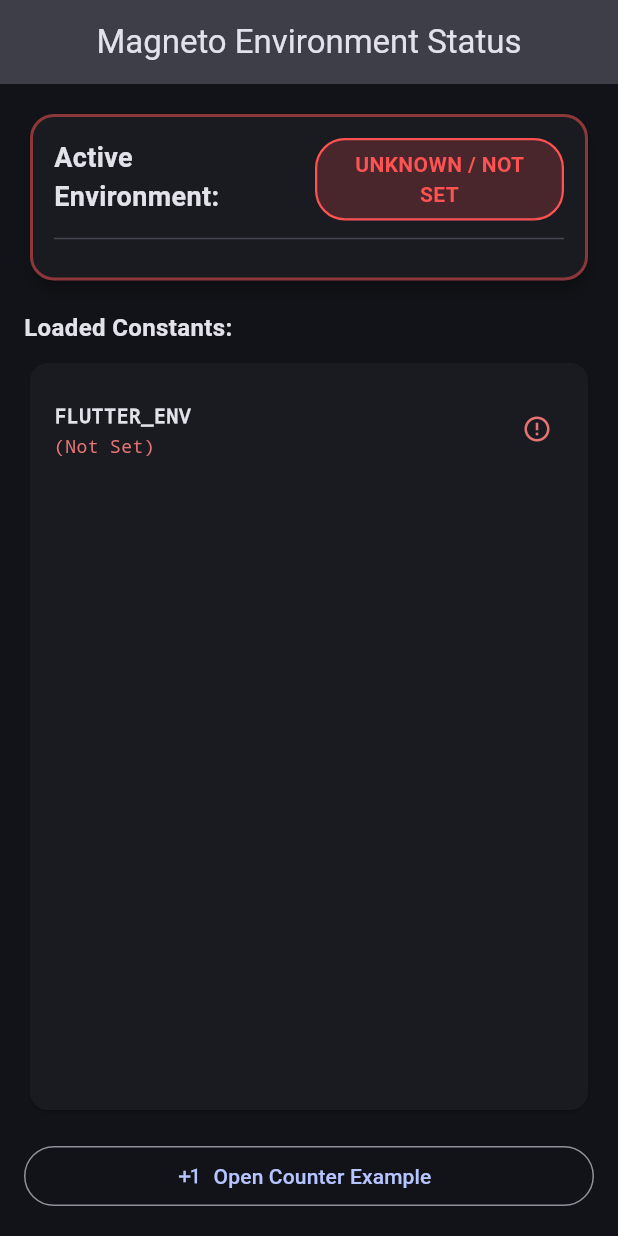
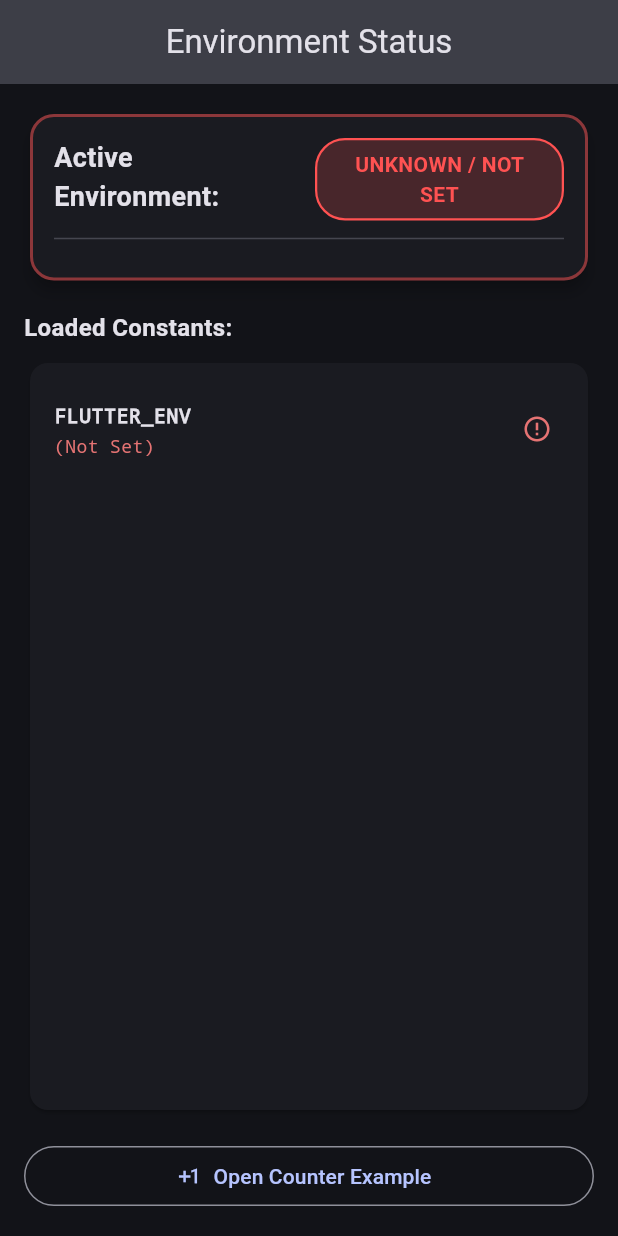
Before and after one commit to duvanr07/flutter_core, a Flutter app: the screen it shows after launch, on a phone screen of 412 x 824 dp. Run offline on Flutter 3.47's test engine with Material 3 defaults, Android fonts, the phone set to English and light mode, and no system bars; our stand-ins replace flutter_riverpod, go_router.

Commit message:
refactor: update environment screen title and enhance build script output for Android and iOS

```diff
--- a/lib/features/home/screens/environment_screen.dart
+++ b/lib/features/home/screens/environment_screen.dart
@@ -20,7 +20,7 @@ class EnvironmentScreen extends StatelessWidget {
 
     return Scaffold(
       appBar: AppBar(
-        title: const Text('Magneto Environment Status'),
+        title: const Text('Environment Status'),
         centerTitle: true,
         backgroundColor: Theme.of(context).colorScheme.surfaceContainerHighest,
         elevation: 2,
```
Also changed, not shown: 3 other files.
